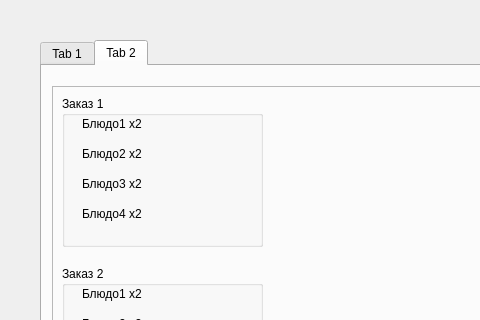
Qt form files/UI/Orders.ui (Sasha-v-tanke/YL_project_1) before a commit; both pictures show x 0 to 480 and y 0 to 320 of the 800 by 600 pixel window.
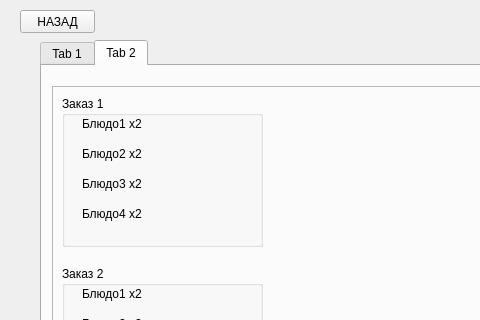
The same form after that commit.

What changed in the file:
```diff
--- a/files/UI/Orders.ui
+++ b/files/UI/Orders.ui
@@ -317,6 +317,19 @@
      </widget>
     </widget>
    </widget>
+   <widget class="QPushButton" name="BackToWelcome">
+    <property name="geometry">
+     <rect>
+      <x>20</x>
+      <y>10</y>
+      <width>75</width>
+      <height>23</height>
+     </rect>
+    </property>
+    <property name="text">
+     <string>НАЗАД</string>
+    </property>
+   </widget>
   </widget>
  </widget>
  <resources/>
```
